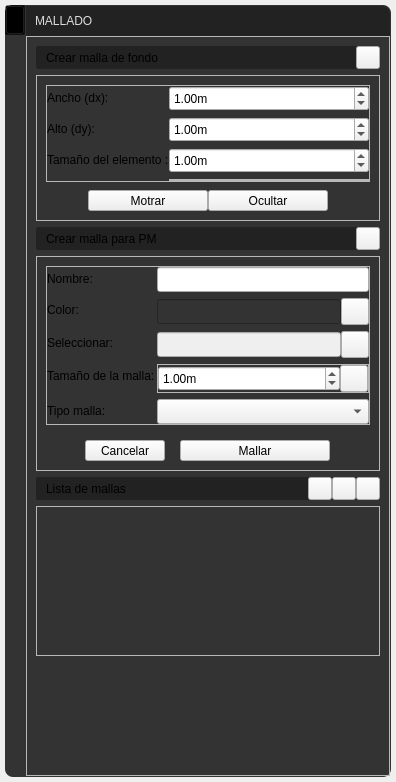
First picture: the form in UI/widget_draw_menu_mesh.ui, repository edwinar13/MPM-UN, before the edit.
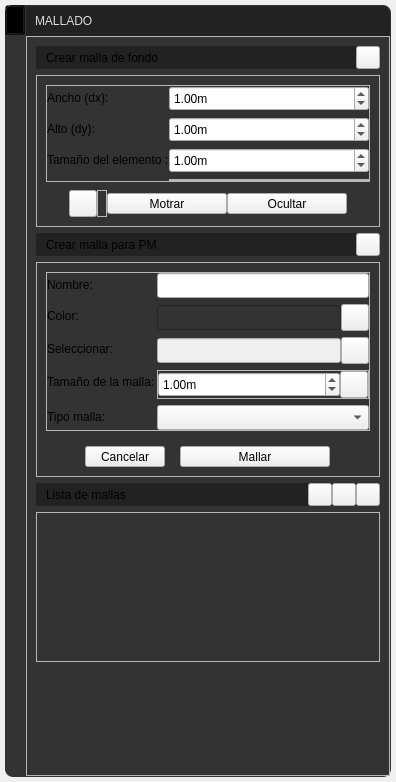
Second picture: the form after the edit. Icons and pictures are not drawn.

Patch:
```diff
--- a/UI/widget_draw_menu_mesh.ui
+++ b/UI/widget_draw_menu_mesh.ui
@@ -1146,6 +1146,45 @@
                    </property>
                   </spacer>
                  </item>
+                 <item>
+                  <widget class="QToolButton" name="toolButton_cardMeshDrawUpdate">
+                   <property name="text">
+                    <string/>
+                   </property>
+                   <property name="icon">
+                    <iconset>
+                     <normaloff>../recursos/iconos/iconos_menu_draw_mesh/update.svg</normaloff>../recursos/iconos/iconos_menu_draw_mesh/update.svg</iconset>
+                   </property>
+                   <property name="iconSize">
+                    <size>
+                     <width>20</width>
+                     <height>20</height>
+                    </size>
+                   </property>
+                   <property name="arrowType">
+                    <enum>Qt::NoArrow</enum>
+                   </property>
+                   <property name="QToolButtonStyle" stdset="0">
+                    <number>1</number>
+                   </property>
+                  </widget>
+                 </item>
+                 <item>
+                  <widget class="QFrame" name="frame_5">
+                   <property name="minimumSize">
+                    <size>
+                     <width>10</width>
+                     <height>0</height>
+                    </size>
+                   </property>
+                   <property name="frameShape">
+                    <enum>QFrame::StyledPanel</enum>
+                   </property>
+                   <property name="frameShadow">
+                    <enum>QFrame::Raised</enum>
+                   </property>
+                  </widget>
+                 </item>
                  <item>
                   <widget class="QToolButton" name="toolButton_meshShow">
                    <property name="minimumSize">
```
